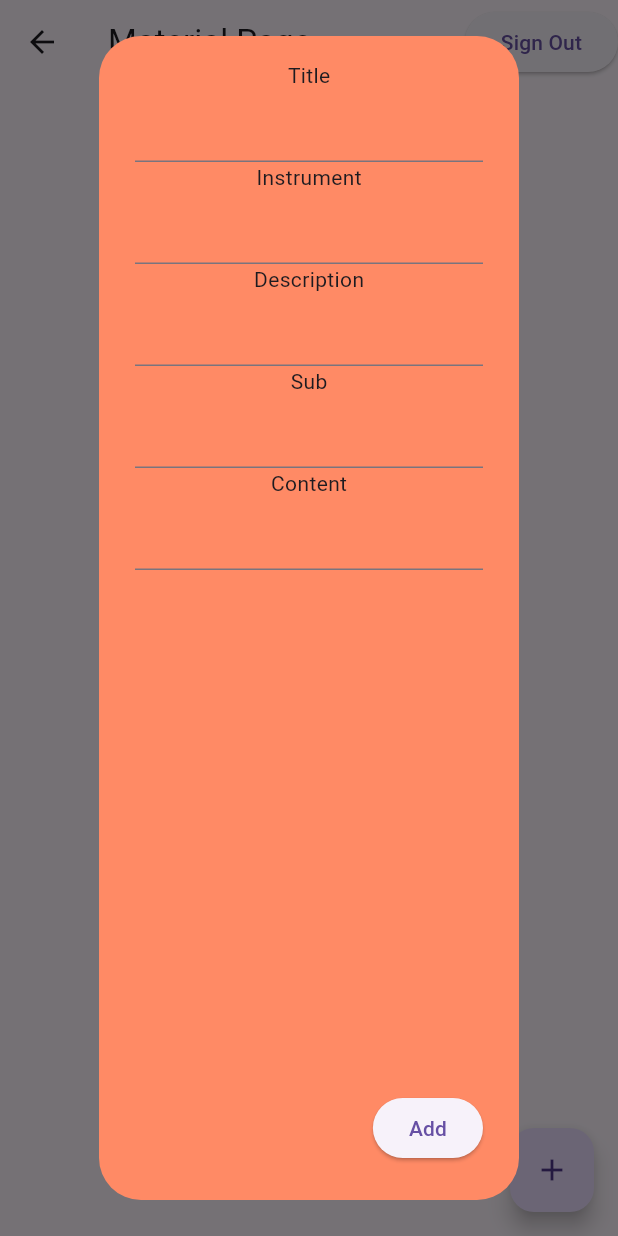
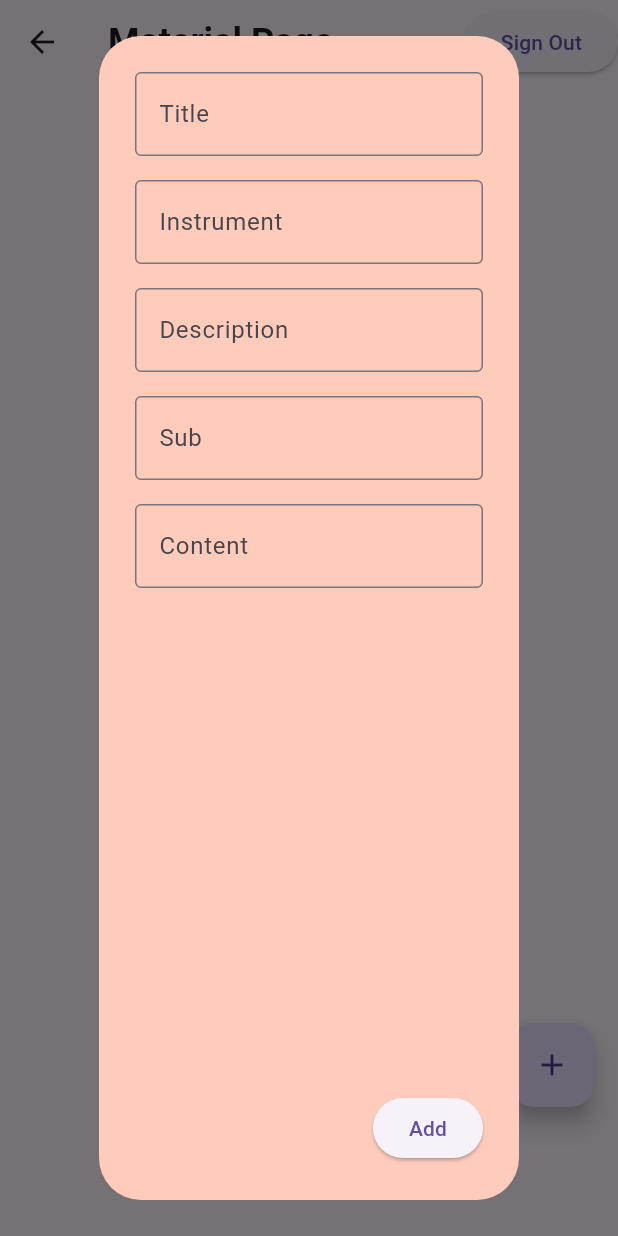
Before and after one commit to Rendy752/Mari-Bermusik, a Flutter app: the MaterialScreen screen opened directly, after a tap on the "add" icon, on a phone screen of 412 x 824 dp. Run offline on Flutter 3.47's test engine with Material 3 defaults, Android fonts, the phone set to English and light mode, and no system bars; our stand-ins replace cloud_firestore, firebase_auth, firebase_core; accounts and stored records are empty.

Commit message:
interface materi

```diff
--- a/lib/pages/material.dart
+++ b/lib/pages/material.dart
@@ -1,11 +1,11 @@
+import 'package:flutter/material.dart';
 import 'package:cloud_firestore/cloud_firestore.dart';
 import 'package:firebase_auth/firebase_auth.dart';
-import 'package:flutter/material.dart';
 import '../auth.dart';
 import 'package:mari_bermusik/services/firestore.dart';
 
 class MaterialScreen extends StatefulWidget {
-  const MaterialScreen({super.key});
+  const MaterialScreen({Key? key});
 
   @override
   State<MaterialScreen> createState() => _MaterialScreenState();
@@ -18,44 +18,41 @@ class _MaterialScreenState extends State<MaterialScreen> {
   final TextEditingController description = TextEditingController();
   final TextEditingController sub = TextEditingController();
   final TextEditingController content = TextEditingController();
+
   void openMaterialBox({String? id}) {
     showDialog(
       context: context,
       builder: (context) => AlertDialog(
         content: Column(
           children: [
-            const Text('Title'),
-            TextField(
-              controller: title,
-            ),
-            const Text('Instrument'),
-            TextField(
-              controller: instrument,
-            ),
-            const Text('Description'),
-            TextField(
-              controller: description,
-            ),
-            const Text('Sub'),
-            TextField(
-              controller: sub,
-            ),
-            const Text('Content'),
-            TextField(
-              controller: content,
-            ),
+            _buildTextField('Title', title),
+            _buildTextField('Instrument', instrument),
+            _buildTextField('Description', description),
+            _buildTextField('Sub', sub),
+            _buildTextField('Content', content),
           ],
         ),
         actions: [
           ElevatedButton(
             onPressed: () {
               if (id == null) {
-                firestoreServices.addMaterial(title.text, instrument.text,
-                    description.text, sub.text, content.text);
+                firestoreServices.addMaterial(
+                  title.text,
+                  instrument.text,
+                  description.text,
+                  sub.text,
+                  content.text,
+                );
                 title.clear();
               } else {
-                firestoreServices.updateMaterial(id, title.text,
-                    instrument.text, description.text, sub.text, content.text);
+                firestoreServices.updateMaterial(
+                  id,
+                  title.text,
+                  instrument.text,
+                  description.text,
+                  sub.text,
+                  content.text,
+                );
                 title.clear();
               }
               Navigator.pop(context);
@@ -64,7 +61,7 @@ class _MaterialScreenState extends State<MaterialScreen> {
           )
         ],
         elevation: 24.0,
-        backgroundColor: Colors.deepOrange[300],
+        backgroundColor: Colors.deepOrange[100],
       ),
     );
   }
@@ -76,17 +73,36 @@ class _MaterialScreenState extends State<MaterialScreen> {
   }
 
   Widget _title() {
-    return const Text('Material Page');
+    return const Text(
+      'Material Page',
+      style: TextStyle(fontSize: 24, fontWeight: FontWeight.bold),
+    );
   }
 
   Widget _userId() {
-    return Text(user?.email ?? 'Anonymous');
+    return Text(
+      user?.email ?? 'Anonymous',
+      style: TextStyle(fontSize: 16, fontStyle: FontStyle.italic),
+    );
   }
 
   Widget _signOutButton() {
     return ElevatedButton(
       onPressed: signOut,
       child: const Text('Sign Out'),
+    );
+  }
+
+  Widget _buildTextField(String label, TextEditingController controller) {
+    return Padding(
+      padding: const EdgeInsets.symmetric(vertical: 8.0),
+      child: TextField(
+        controller: controller,
+        decoration: InputDecoration(
+          labelText: label,
+          border: OutlineInputBorder(),
+        ),
+      ),
     );
   }
 
@@ -101,12 +117,14 @@ class _MaterialScreenState extends State<MaterialScreen> {
         ],
       ),
       floatingActionButton: FloatingActionButton(
-        onPressed: openMaterialBox,
+        onPressed: () => openMaterialBox(),
         child: const Icon(Icons.add),
       ),
-      body: Container(
-        height: double.infinity,
-        width: double.infinity,
+      floatingActionButtonLocation: FloatingActionButtonLocation.endFloat,
+      bottomNavigationBar: Container(
+        height: 70.0,
+      ),
+      body: Padding(
         padding: const EdgeInsets.all(20),
         child: StreamBuilder<QuerySnapshot>(
           stream: firestoreServices.getMaterials(),
@@ -127,16 +145,32 @@ class _MaterialScreenState extends State<MaterialScreen> {
                   String sub = data['sub'];
                   String content = data['content'];
 
-                    return Column(
+                  return Card(
+                    elevation: 3,
+                    margin: const EdgeInsets.symmetric(vertical: 10),
+                    child: ListTile(
+                      title: Text(
+                        title,
+                        style: TextStyle(
+                          fontSize: 18,
+                          fontWeight: FontWeight.bold,
+                        ),
+                      ),
+                      subtitle: Column(
+                        crossAxisAlignment: CrossAxisAlignment.start,
                         children: [
-                        ListTile(
-                          title: Text(title),
+                          _buildSubtitleText('Instrument: $instrument'),
+                          _buildSubtitleText('Description: $description'),
+                          _buildSubtitleText('Sub: $sub'),
+                          _buildSubtitleText('Content: $content'),
+                        ],
+                      ),
                       trailing: Row(
                         mainAxisSize: MainAxisSize.min,
                         children: [
                           IconButton(
                             onPressed: () => openMaterialBox(id: id),
-                                icon: const Icon(Icons.settings),
+                            icon: const Icon(Icons.edit),
                           ),
                           IconButton(
                             onPressed: () =>
@@ -146,19 +180,30 @@ class _MaterialScreenState extends State<MaterialScreen> {
                         ],
                       ),
                     ),
-                        ListTile(title: Text(instrument)),
-                        ListTile(title: Text(description)),
-                        ListTile(title: Text(sub)),
-                        ListTile(title: Text(content)),
-                      ],
                   );
-                  });
+                },
+              );
             } else {
-              return const Text('There are no material data');
+              return const Center(
+                child: Text(
+                  'There are no material data',
+                  style: TextStyle(fontSize: 16),
+                ),
+              );
             }
           },
         ),
       ),
     );
   }
+
+  Widget _buildSubtitleText(String text) {
+    return Padding(
+      padding: const EdgeInsets.symmetric(vertical: 4.0),
+      child: Text(
+        text,
+        style: TextStyle(fontSize: 16),
+      ),
+    );
   }
+}
```
Lines whose indentation alone changed are shown as unchanged.
